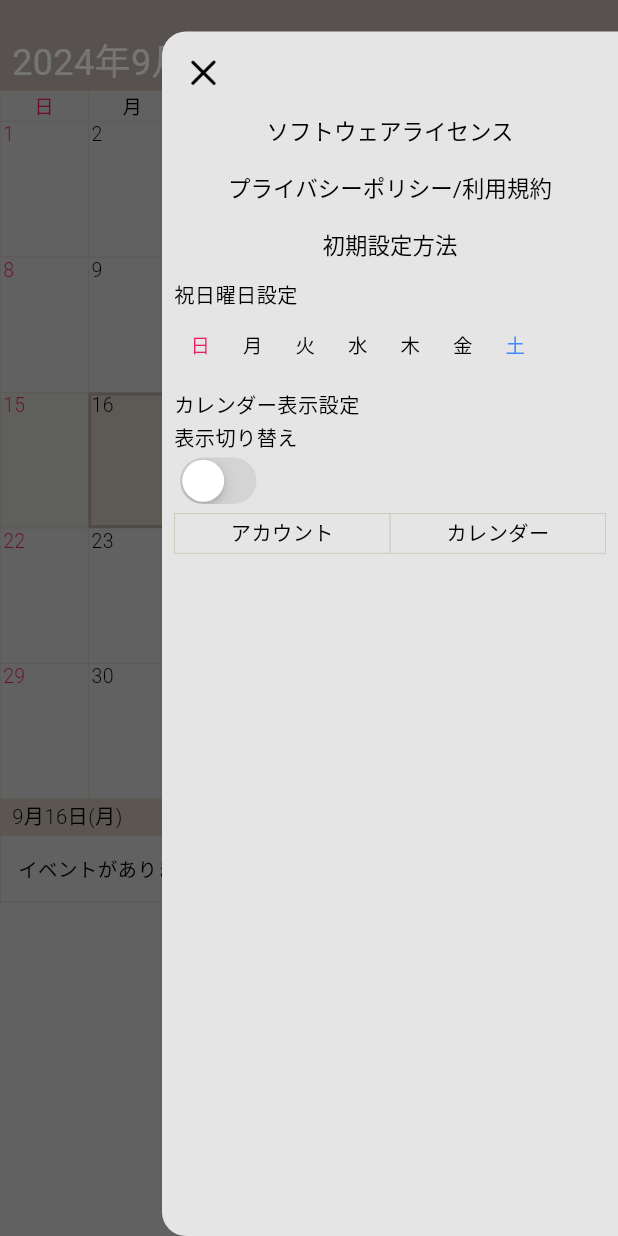
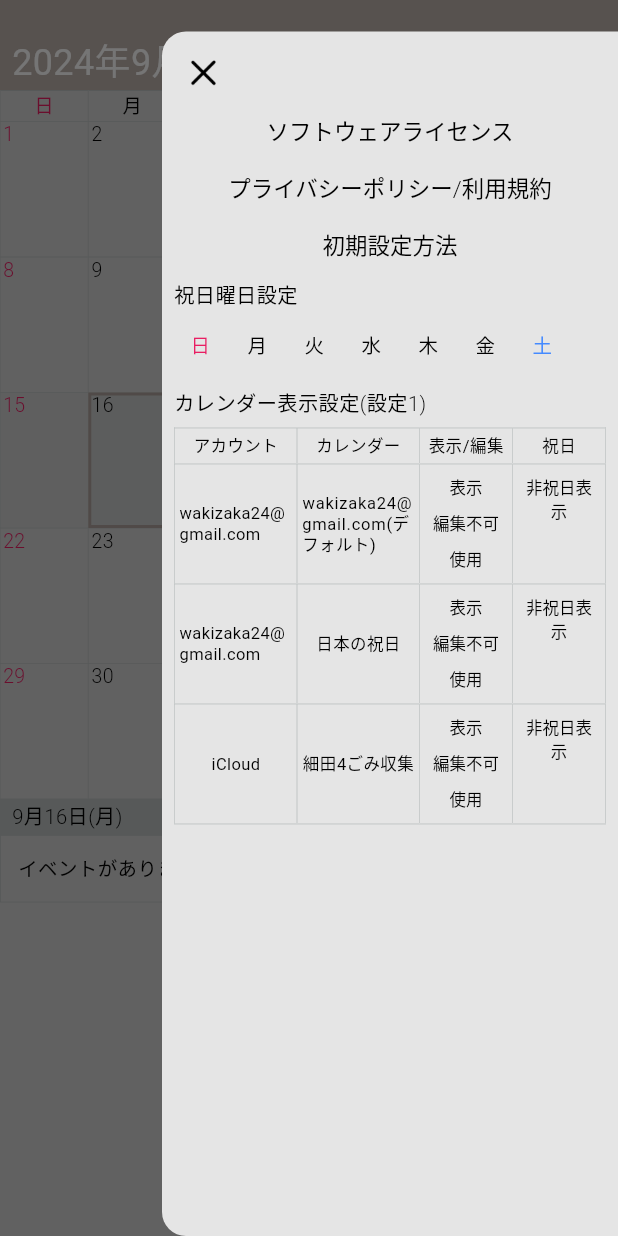
Before and after one commit to wakizaka24/scal, a Flutter app: the screen it shows after launch, with the side drawer open, on a phone screen of 412 x 824 dp. Run offline on Flutter 3.47's test engine with Material 3 defaults, Android fonts, the phone set to English and light mode, and no system bars; our stand-ins replace flutter_hooks, flutter_native_timezone, hooks_riverpod, package_info_plus, shared_preferences; missing offline and left inert: device_calendar; statements that could not run were skipped; project files that could hold a hidden picture were left out.

Commit message:
ドロワーにカレンダー表示設定を追加する

```diff
--- a/lib/f003_calendar_page.dart
+++ b/lib/f003_calendar_page.dart
@@ -544,14 +544,11 @@ class WeekdayPart extends HookConsumerWidget {
               left: border),
         ),
         alignment: Alignment.center,
-        child: Text(weekday.title,
+        child: CWText(weekday.title,
           textAlign: TextAlign.center,
-            style: TextStyle(
-              height: 1,
           fontSize: calendarFontSize1,
           fontWeight: calendarFontWeight1,
           color: weekday.titleColor,
-            )
         )
     );
   }
@@ -620,13 +617,10 @@ class DayPart extends HookConsumerWidget {
       child: Column(
         crossAxisAlignment: CrossAxisAlignment.start,
         children: [
-          Text(day.title,
-              style: TextStyle(
-                height: 1,
+          CWText(day.title,
             fontSize: calendarFontSize1,
             fontWeight: calendarFontWeight1,
             color: day.titleColor,
-              )
           ),
           SizedBox(width: width, height: 1),
           Expanded(child:
@@ -638,15 +632,12 @@ class DayPart extends HookConsumerWidget {
                   physics: const NeverScrollableScrollPhysics(),
                   children: [
                     for(int i = 0; i < day.eventList.length; i++) ... {
-                      Text(CalendarUtils().convertCharWrapString(
-                        day.eventList[i].title),
+                      CWText(CalendarUtils().convertCharWrapString(
+                          day.eventList[i].title)!,
                           maxLines: 1,
-                        style: TextStyle(
-                            height: 1,
                           fontSize: calendarFontSize2,
                           fontWeight: calendarFontWeight2,
                           color: day.eventList[i].titleColor
-                        ),
                       ),
                     }
                   ],
@@ -684,14 +675,11 @@ class EventListPart extends HookConsumerWidget {
                   color: designConfigState.colorConfig!.borderColor,
                   child: Row(
                     children: [
-                      Text(calendarState.eventListTitle,
-                        style: TextStyle(
-                            height: 1,
+                      CWText(calendarState.eventListTitle,
                           fontSize: eventListFontSize1,
                           fontWeight: eventListFontWeight1,
                           color: designConfigState.colorConfig!
                               .normalTextColor
-                        )
                       ),
                     ],
                   )
@@ -821,27 +809,21 @@ class _EventPartState extends ConsumerState<EventPart>
                   Container(
                       padding: const EdgeInsets.symmetric(horizontal: 8,
                           vertical: 0),
-                      child: Text(emptyMessage,
+                      child: CWText(emptyMessage,
                           maxLines: 2,
-                          style: TextStyle(
-                            height: 1,
                           fontSize: eventListFontSize3,
                           fontWeight: eventListFontWeight3,
                           color: colorConfig.normalTextColor
                       )
                   )
-                  )
                 ),
               if (event != null)
                 SizedBox(width: 45, child:
-                  Text(event.head,
+                  CWText(event.head,
                       textAlign: TextAlign.center,
-                      style: TextStyle(
-                          height: 1,
                       fontSize: eventListFontSize2,
                       fontWeight: eventListFontWeight2,
                       color: event.fontColor
-                      )
                   )
                 ),
               if (event != null)
@@ -859,14 +841,12 @@ class _EventPartState extends ConsumerState<EventPart>
                   Container(
                       padding: const EdgeInsets.symmetric(horizontal: 4,
                           vertical: 0),
-                      child: Text(CalendarUtils().convertCharWrapString(
-                          event.title),
-                          maxLines: 2, style: TextStyle(
-                              height: 1,
+                      child: CWText(CalendarUtils().convertCharWrapString(
+                          event.title)!,
+                          maxLines: 2,
                           fontSize: eventListFontSize3,
                           fontWeight: eventListFontWeight3,
                           color: event.fontColor
-                          )
                       )
                   )
                 ),
@@ -1176,14 +1156,11 @@ class DayAndWeekdayPart extends HookConsumerWidget {
           ),
         ),
         alignment: Alignment.center,
-        child: Text(dayAndWeekday.dayAndWeekTitle,
+        child: CWText(dayAndWeekday.dayAndWeekTitle,
           textAlign: TextAlign.center,
-            style: TextStyle(
-              height: 1,
           fontSize: calendarFontSize1,
           fontWeight: calendarFontWeight1,
           color: dayAndWeekday.dayAndWeekTitleColor,
-            )
         )
     );
   }
@@ -1310,14 +1287,11 @@ class HourPart extends HookConsumerWidget {
         child: Column(
             crossAxisAlignment: CrossAxisAlignment.start,
             children: [
-              Text(hour.title,
-                  style: TextStyle(
-                  height: 1,
+              CWText(hour.title,
                 fontSize: !hour.allDay ? calendarFontSize1
                     : calendarFontSize1Down1,
                 fontWeight: calendarFontWeight1,
                 color: hour.titleColor,
-                )
               ),
               SizedBox(width: width, height: 1),
               Expanded(child:
@@ -1329,15 +1303,12 @@ class HourPart extends HookConsumerWidget {
                       physics: const NeverScrollableScrollPhysics(),
                       children: [
                         for(int i = 0; i < hour.eventList.length; i++) ... {
-                          Text(CalendarUtils().convertCharWrapString(
-                              hour.eventList[i].title),
+                          CWText(CalendarUtils().convertCharWrapString(
+                              hour.eventList[i].title)!,
                             maxLines: 1,
-                            style: TextStyle(
-                                height: 1,
                             fontSize: calendarFontSize2,
                             fontWeight: calendarFontWeight2,
                             color: hour.eventList[i].titleColor
-                            ),
                           ),
                         }
                       ]
--- a/lib/f011_end_drawer_page.dart
+++ b/lib/f011_end_drawer_page.dart
@@ -10,6 +10,7 @@ import 'package:package_info_plus/package_info_plus.dart';
 import 'f005_calendar_view_model.dart';
 import 'f008_calendar_config.dart';
 import 'f013_end_drawer_view_model.dart';
+import 'f016_calendar_utils.dart';
 import 'f025_common_widgets.dart';
 
 enum EndDrawerMenuType {
@@ -69,17 +70,87 @@ class EndDrawerPage extends HookConsumerWidget {
       ));
     }
 
+    double cellHeaderHeight = 24;
+    double cellSettingWidth = 62;
+    final createCell = useCallback(({String? title, double? width,
+      double? height = 80, Widget? child}) {
+      Widget? widget = child;
+      widget ??= Padding(
+          padding: const EdgeInsets.symmetric(horizontal: 3),
+          child: CWText(CalendarUtils().convertCharWrapString(title) ?? ' ',
+              structHeight: 1.3,
+              fontSize: drawerSettingItemFontSize,
+              color: colorConfig.normalTextColor
+          )
+      );
+      return SizedBox(
+          width: width, height: height,
+          child: CWCell(
+              borderColor: colorConfig.borderColor,
+              child: widget
+          )
+      );
+    });
+
+    final createDisplayButtonColumn = useCallback((int i) {
+      return ListView(physics: const NeverScrollableScrollPhysics(),
+          children: [
+            const SizedBox(height: 3),
+            CWTextButton(
+                title: '表示',
+                fontSize: drawerSettingItemFontSize,
+                color: colorConfig.normalTextColor,
+                padding: const EdgeInsets.fromLTRB(2, 0, 2, 0),
+                textPadding: const EdgeInsets.fromLTRB(6, 4, 6, 4),
+                onPressed: () async {
+                }),
+            CWTextButton(
+                title: '編集不可',
+                fontSize: drawerSettingItemFontSize,
+                color: colorConfig.normalTextColor,
+                padding: const EdgeInsets.fromLTRB(2, 0, 2, 0),
+                textPadding: const EdgeInsets.fromLTRB(6, 4, 6, 4),
+                onPressed: null),
+            CWTextButton(
+                title: '使用',
+                fontSize: drawerSettingItemFontSize,
+                color: colorConfig.normalTextColor,
+                padding: const EdgeInsets.fromLTRB(2, 0, 2, 0),
+                textPadding: const EdgeInsets.fromLTRB(6, 4, 6, 4),
+                onPressed: () async {
+                }),
+            const SizedBox(height: 3),
+          ]);
+    });
+
+    final createHolidayButtonColumn = useCallback((int i) {
+      return ListView(physics: const NeverScrollableScrollPhysics(),
+          children: [
+            const SizedBox(height: 3),
+            CWTextButton(
+                title: '非祝日表示',
+                fontSize: drawerSettingItemFontSize,
+                color: colorConfig.normalTextColor,
+                padding: const EdgeInsets.fromLTRB(2, 0, 2, 0),
+                textPadding: const EdgeInsets.fromLTRB(6, 4, 6, 4),
+                onPressed: () async {
+                }),
+            const SizedBox(height: 3),
+          ]);
+    });
+
     const double weekButtonWidth = 35;
     var weekdayList = endDrawerState.weekdayList;
     ListView menuList = ListView(
       // physics: const NeverScrollableScrollPhysics(),
       children: [
         for (int i=0; i < EndDrawerMenuType.values.length; i++) ... {
-          Padding(
+          CWTextButton(
+              title: EndDrawerMenuType.values[i].title,
+              fontSize: drawerMenuFontSize,
+              color: colorConfig.normalTextColor,
               padding: const EdgeInsets.fromLTRB(8, 0, 8, 0),
-              child: CWTextButton(
-                  title: EndDrawerMenuType.values[i].title,
-                  padding: const EdgeInsets.fromLTRB(0, 8, 0, 8),
+              textPadding: const EdgeInsets.fromLTRB(0, 8, 0, 8),
               onPressed: () async {
                 switch (EndDrawerMenuType.values[i]) {
                   case EndDrawerMenuType.softwareLicense:
@@ -89,27 +160,26 @@ class EndDrawerPage extends HookConsumerWidget {
                   case EndDrawerMenuType.initialSettingsMethod:
                     break;
                 }
-                  })
-          )
+              }),
         },
 
         Padding(padding: const EdgeInsets.all(8),
           child: Column(
               crossAxisAlignment: CrossAxisAlignment.start,
               children: [
-                Text('祝日曜日設定',
-                    style: TextStyle(
-                        height: 1,
-                        fontSize: eventListFontSize1,
+                CWText('祝日曜日設定',
+                    fontSize: drawerSettingTitleFontSize,
                     fontWeight: eventListFontWeight1,
                     color: colorConfig.normalTextColor
-                    )
                 ),
                 const SizedBox(height: 8),
                 Row(children: [
                   for (int i=0; i<weekdayList.length; i++) ... {
+                    if (i>0)
+                      const SizedBox(width: 3),
                     CWElevatedButton(
                         title: weekdayList[i].title,
+                        fontSize: drawerWeekButtonFontSize,
                         width: weekButtonWidth,
                         height: weekButtonWidth,
                         radius: weekButtonWidth / 2,
@@ -128,96 +198,71 @@ class EndDrawerPage extends HookConsumerWidget {
                     ),
                   }
                 ]),
-                const SizedBox(height: 16),
-                Text('カレンダー表示設定',
-                    style: TextStyle(
-                        height: 1,
-                        fontSize: eventListFontSize1,
-                        fontWeight: eventListFontWeight1,
-                        color: colorConfig.normalTextColor
-                    )
-                ),
-                const SizedBox(height: 8),
-                Text('表示切り替え',
-                    style: TextStyle(
-                        height: 1,
-                        fontSize: eventListFontSize1,
-                        fontWeight: eventListFontWeight1,
-                        color: colorConfig.normalTextColor
-                    )
-                ),
-                const SizedBox(height: 2),
-                CupertinoSwitch(
-                  value: false,
-                  onChanged: (value) async {
-                  },
-                ),
-                const SizedBox(height: 2),
-
-                Container(
-                    decoration: BoxDecoration(
-                      border: Border.all(color: colorConfig.borderColor,
-                          width: normalBoarderWidth),
-                    ),
-                    alignment: Alignment.center,
-                    child: Row(children: [
-                      Expanded(child:
-                        Container(
-                            // width: 80,
-                            decoration: BoxDecoration(
-                              border: Border.all(color: colorConfig
-                                  .borderColor,
-                                  width: normalBoarderWidth),
-                            ),
-                            alignment: Alignment.center,
-                            child: Padding(
-                                padding: const EdgeInsets.all(3),
-                                child: Text('アカウント',
-                                    style: TextStyle(
-                                        height: 1,
-                                        fontSize: eventListFontSize1,
+                const SizedBox(height: 15),
+                CWText('カレンダー表示設定(設定1)',
+                    fontSize: drawerSettingTitleFontSize,
                     fontWeight: eventListFontWeight1,
                     color: colorConfig.normalTextColor
                 ),
-                                    strutStyle: const StrutStyle(
-                                        height: 1.5,
-                                        fontSize: eventListFontSize1)
-                                )
-                            )
-                        )
+                const SizedBox(height: 8),
+                // CWText('表示切り替え',
+                //     fontSize: drawerSettingTitleFontSize,
+                //     fontWeight: eventListFontWeight1,
+                //     color: colorConfig.normalTextColor
+                // ),
+                // const SizedBox(height: 3),
+                // CupertinoSwitch(
+                //   value: false,
+                //   onChanged: (value) async {
+                //   },
+                // ),
+                // const SizedBox(height: 3),
+
+                CWCell(
+                    borderColor: colorConfig.borderColor,
+                    child: Column(children: [
+                      Row(children: [
+                        Expanded(child: createCell(title: 'アカウント',
+                            height: cellHeaderHeight)),
+                        Expanded(child: createCell(title: 'カレンダー',
+                            height: cellHeaderHeight)),
+                        createCell(title: '表示/編集', width: cellSettingWidth,
+                            height: cellHeaderHeight),
+                        createCell(title: '祝日', width: cellSettingWidth,
+                            height: cellHeaderHeight),
+                      ]),
+                      Row(children: [
+                        Expanded(child: createCell(
+                            title: 'wakizaka24@gmail.com')),
+                        Expanded(child: createCell(
+                            title: 'wakizaka24@gmail.com(デフォルト)')),
+                        createCell(width: cellSettingWidth,
+                            child: createDisplayButtonColumn(0)),
+                        createCell(width: cellSettingWidth,
+                            child: createHolidayButtonColumn(0)),
+                      ]),
+                      Row(children: [
+                        Expanded(child: createCell(
+                            title: 'wakizaka24@gmail.com')),
+                        Expanded(child: createCell(
+                            title: '日本の祝日')),
+                        createCell(width: cellSettingWidth,
+                            child: createDisplayButtonColumn(0)),
+                        createCell(width: cellSettingWidth,
+                            child: createHolidayButtonColumn(0)),
+                      ]),
+                      Row(children: [
+                        Expanded(child: createCell(
+                            title: 'iCloud')),
+                        Expanded(child: createCell(
+                            title: '細田4ごみ収集')),
+                        createCell(width: cellSettingWidth,
+                            child: createDisplayButtonColumn(0)),
+                        createCell(width: cellSettingWidth,
+                            child: createHolidayButtonColumn(0)),
+                      ]),
+                    ])
                 ),
-                      Expanded(child:
-                        Container(
-                            decoration: BoxDecoration(
-                              border: Border.all(color: colorConfig
-                                  .borderColor,
-                                  width: normalBoarderWidth),
-                            ),
-                            alignment: Alignment.center,
-                            child: Padding(
-                                padding: const EdgeInsets.all(3),
-                                child: Text('カレンダー',
-                                    style: TextStyle(
-                                        height: 1,
-                                        fontSize: eventListFontSize1,
-                                        fontWeight: eventListFontWeight1,
-                                        color: colorConfig.normalTextColor
-                                    ),
-                                    strutStyle: const StrutStyle(
-                                        height: 1.5,
-                                        fontSize: eventListFontSize1)
-
-                                )
-                            )
-                        )
-                      )
-                    ])
-                )
-
-
-
-
-
               ]
           ),
 
--- a/lib/f016_calendar_utils.dart
+++ b/lib/f016_calendar_utils.dart
@@ -34,7 +34,10 @@ class CalendarUtils {
     return allHours;
   }
 
-  String convertCharWrapString(String str) {
+  String? convertCharWrapString(String? str) {
+    if (str == null) {
+      return null;
+    }
     // if (str.contains('')) {
     //   var _ = 0;
     // }
--- a/lib/f017_design_config.dart
+++ b/lib/f017_design_config.dart
@@ -21,6 +21,10 @@ const double buttonFontSize = 13;
 const FontWeight buttonFontWeight = FontWeight.w300;
 const FontWeight dialogFontWeight = FontWeight.w300;
 const double eventListBottomSafeArea = 56;
+const double drawerMenuFontSize = 15;
+const double drawerWeekButtonFontSize = 13;
+const double drawerSettingTitleFontSize = 13.5;
+const double drawerSettingItemFontSize = 11;
 
 const MaterialColor originalLightPink = MaterialColor(
     _originalLightPinkPrimary,
@@ -92,7 +96,8 @@ abstract final class BackgroundColors {
 }
 
 abstract final class BorderColors {
-  static const Color gold = Color(0xCCC4B8A5);
+  // static const Color gold = Color(0xCCC4B8A5);
+  static const Color naturalTitanium = Color(0xFFBDC2C2);
   static const Color pink = Color(0xFFFFCCD4);
   static const Color indigo = Color(0xFFC4DDFF);
   static const Color darkModeGrey = Color(0xFF212121);
@@ -124,7 +129,7 @@ enum ColorConfig implements SharedPreferenceStringValue {
       CardColors.grey, // cardColor
       Colors.black, // normalTextColor
       Colors.black54, // disabledTextColor
-      BorderColors.gold, // borderColor
+      BorderColors.naturalTitanium, // borderColor
       80, // calendarTodayBgColorAlpha
       50, // calendarLineBgColorAlpha
       135, // highlightBgColorAlpha
--- a/lib/f025_common_widgets.dart
+++ b/lib/f025_common_widgets.dart
@@ -1,6 +1,7 @@
 import 'package:flutter/material.dart';
 import 'package:flutter/services.dart';
 import 'package:hooks_riverpod/hooks_riverpod.dart';
+import 'f016_calendar_utils.dart';
 import 'f017_design_config.dart';
 
 // class CWx extends HookConsumerWidget {
@@ -76,14 +77,11 @@ class CWLeftTitle extends HookConsumerWidget {
           child: Row(children: [
             SizedBox(
                 width: 65,
-                child: Text(title, textAlign: TextAlign.center,
-                    style: TextStyle(
-                        fontSize: fontSize,
+                child: CWText(
+                    title, textAlign: TextAlign.center, fontSize: fontSize,
                     fontWeight: FontWeight.w300,
                     color: !highlight ? colorConfig.normalTextColor
-                            : colorConfig.disabledTextColor
-                    )
-                )
+                        : colorConfig.disabledTextColor)
             ),
             Visibility(visible: !expanded, child: child),
             Visibility(visible: expanded, child: Expanded(child: child)),
@@ -91,6 +89,45 @@ class CWLeftTitle extends HookConsumerWidget {
                 child: SizedBox(width: rightPaddingWidth))
           ])
       ),
+    );
+  }
+}
+
+class CWText extends HookConsumerWidget {
+  final String data;
+  final int? maxLines;
+  final TextAlign? textAlign;
+  final double? fontSize;
+  final FontWeight? fontWeight;
+  final Color? color;
+  final double textHeight;
+  final double structHeight;
+
+  const CWText(this.data, {
+    super.key,
+    this.maxLines,
+    this.textAlign,
+    this.fontSize,
+    this.fontWeight,
+    this.color,
+    this.textHeight = 1,
+    this.structHeight = 1
+  });
+
+  @override
+  Widget build(BuildContext context, WidgetRef ref) {
+    return Text(data,
+        maxLines: maxLines,
+        textAlign: textAlign,
+        style: TextStyle(
+            height: textHeight,
+            fontSize: fontSize,
+            fontWeight: fontWeight,
+            color: color
+        ),
+        strutStyle: StrutStyle(
+            height: structHeight,
+            fontSize: fontSize)
     );
   }
 }
@@ -275,7 +312,7 @@ class CWElevatedButton extends HookConsumerWidget {
           minimumSize: Size.zero,
           padding: EdgeInsets.zero,
         ),
-        child: Text(title,
+        child: Text(CalendarUtils().convertCharWrapString(title)!,
             style: TextStyle(
                 fontWeight: buttonFontWeight,
                 color: color
@@ -289,15 +326,19 @@ class CWElevatedButton extends HookConsumerWidget {
 class CWTextButton extends HookConsumerWidget {
   final String title;
   final double fontSize;
+  final Color? color;
   final EdgeInsetsGeometry padding;
-  final VoidCallback onPressed;
+  final EdgeInsetsGeometry textPadding;
+  final VoidCallback? onPressed;
 
   const CWTextButton({
     super.key,
     required this.title,
     this.fontSize = 15,
-    this.padding = EdgeInsets.zero,
-    required this.onPressed,
+    this.color,
+    this.padding = const EdgeInsets.all(0),
+    this.textPadding = const EdgeInsets.all(6),
+    this.onPressed,
   });
 
   @override
@@ -305,34 +346,46 @@ class CWTextButton extends HookConsumerWidget {
     final normalTextColor = ref.read(designConfigNotifierProvider)
         .colorConfig!.normalTextColor;
 
-    return TextButton(
+    return Padding(
+      padding: padding,
+      child: TextButton(
         onPressed: onPressed,
         style: TextButton.styleFrom(
           foregroundColor: normalTextColor,
           textStyle: TextStyle(fontSize: fontSize),
           minimumSize: Size.zero,
-        padding: padding,
+          padding: textPadding,
           tapTargetSize: MaterialTapTargetSize.shrinkWrap,
         ),
-      child: Text(title),
+        child: Text(CalendarUtils().convertCharWrapString(title)!,
+            textAlign: TextAlign.center,
+            style: TextStyle(
+              fontWeight: buttonFontWeight,
+              color: color,
+            )
+        ),
+      ),
     );
   }
 }
 
 class CWCell extends HookConsumerWidget {
-  final String? title;
-  final Widget? child;
+  final Color borderColor;
+  final Widget child;
 
   const CWCell({
     super.key,
-    this.title,
-    this.child
+    required this.borderColor,
+    required this.child
   });
-
-
 
   @override
   Widget build(BuildContext context, WidgetRef ref) {
-    return Container();
+    return Container(decoration: BoxDecoration(
+      border: Border.all(color: borderColor,
+          width: normalBoarderWidth)),
+      alignment: Alignment.center,
+      child: child
+    );
   }
 }
```
Lines whose indentation alone changed are shown as unchanged.
